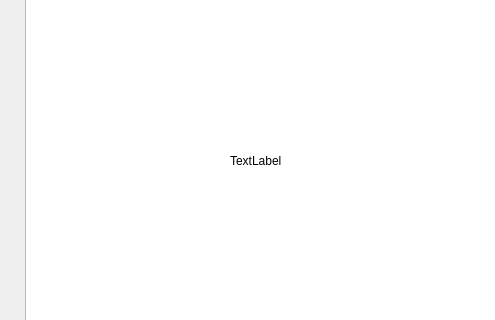
Old version of the form BasketBallSystem/mainwindow.ui in the repository ohadharel1/BasketBallSystem; both pictures show x 0 to 495 and y 122 to 442 of the 1272 by 657 pixel window.
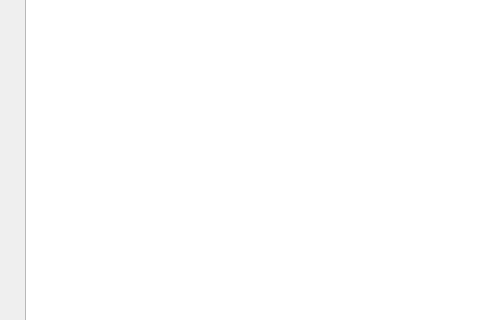
New version of the form.

```diff
--- a/BasketBallSystem/mainwindow.ui
+++ b/BasketBallSystem/mainwindow.ui
@@ -229,19 +229,6 @@
      <string>Ok</string>
     </property>
    </widget>
-   <widget class="QLabel" name="label">
-    <property name="geometry">
-     <rect>
-      <x>230</x>
-      <y>80</y>
-      <width>521</width>
-      <height>371</height>
-     </rect>
-    </property>
-    <property name="text">
-     <string>TextLabel</string>
-    </property>
-   </widget>
   </widget>
   <widget class="QMenuBar" name="menuBar">
    <property name="geometry">
```
